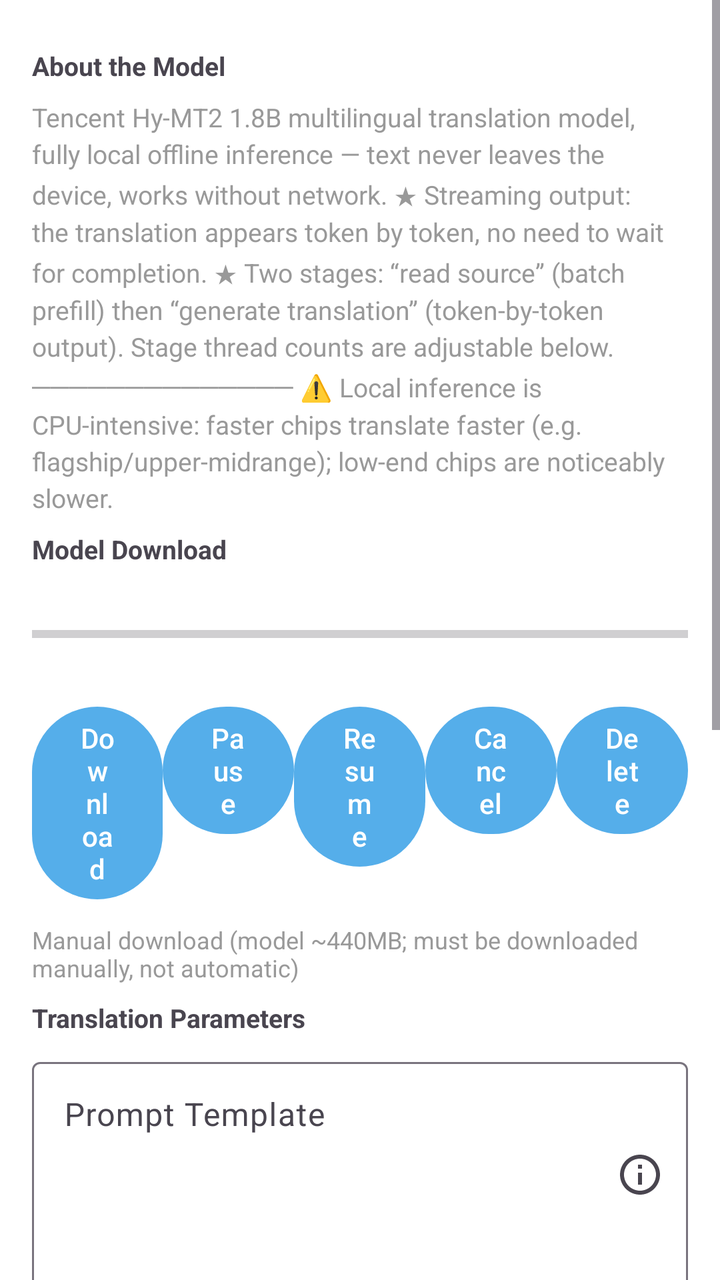
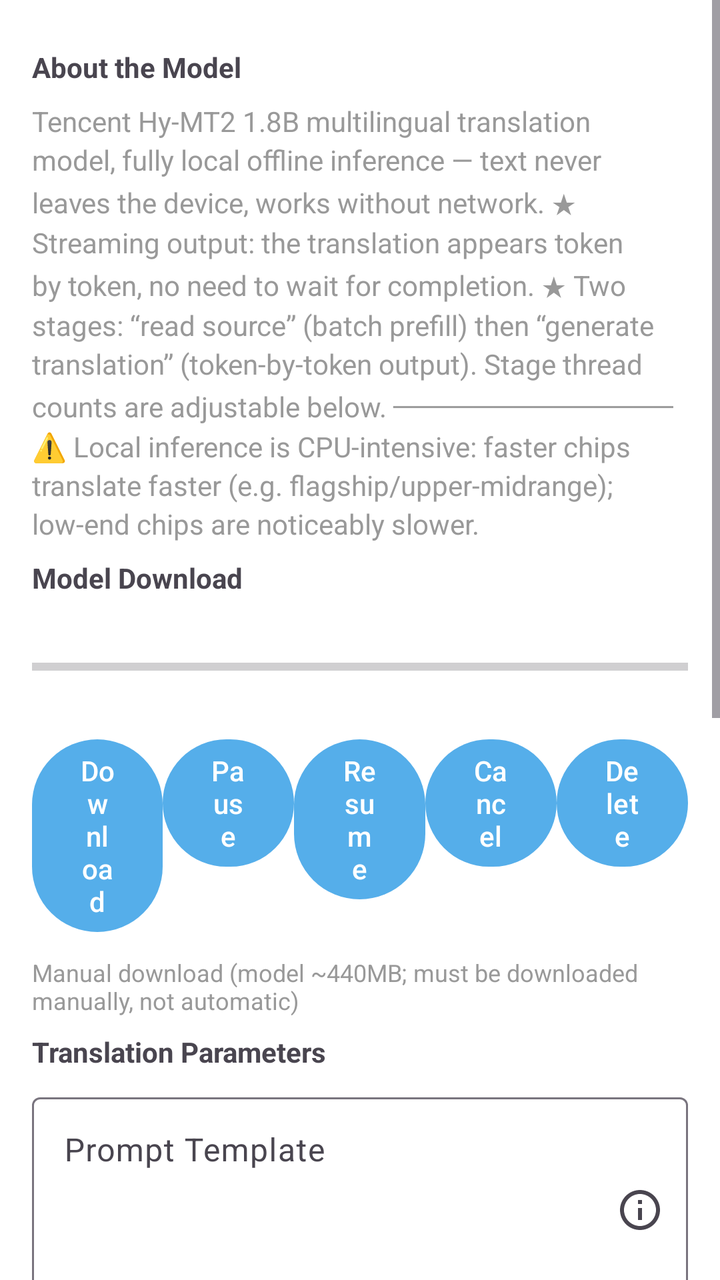

Screens rendered from an Android XML layout before and after an edit, with the pre-edit source and the edit as a unified diff.
<!-- AndroidManifest.xml: application theme Theme.MT -->
<!-- res/layout/fragment_hymt2_detail.xml -->
<?xml version="1.0" encoding="utf-8"?>
<ScrollView xmlns:android="http://schemas.android.com/apk/res/android"
    xmlns:app="http://schemas.android.com/apk/res-auto"
    android:layout_width="match_parent"
    android:layout_height="match_parent"
    android:fillViewport="true">

    <LinearLayout
        android:layout_width="match_parent"
        android:layout_height="wrap_content"
        android:orientation="vertical"
        android:padding="16dp">

        
        <TextView
            android:id="@+id/introTitle"
            android:layout_width="match_parent"
            android:layout_height="wrap_content"
            android:paddingVertical="8dp"
            android:text="@string/hymt2_section_intro"
            android:textSize="13sp"
            android:textStyle="bold" />

        <TextView
            android:id="@+id/introText"
            android:layout_width="match_parent"
            android:layout_height="wrap_content"
            android:lineSpacingExtra="3dp"
            android:text="@string/hymt2_intro"
            android:textColor="@color/text_tertiary"
            android:textSize="13sp" />

        
        <TextView
            android:id="@+id/downloadTitle"
            android:layout_width="match_parent"
            android:layout_height="wrap_content"
            android:paddingVertical="8dp"
            android:text="@string/hymt2_section_download"
            android:textSize="13sp"
            android:textStyle="bold" />

        <TextView
            android:id="@+id/statusText"
            android:layout_width="match_parent"
            android:layout_height="wrap_content"
            android:textColor="@color/text_tertiary"
            android:textSize="13sp" />

        <ProgressBar
            android:id="@+id/progressBar"
            style="?android:attr/progressBarStyleHorizontal"
            android:layout_width="match_parent"
            android:layout_height="wrap_content"
            android:max="100" />

        <TextView
            android:id="@+id/progressText"
            android:layout_width="match_parent"
            android:layout_height="wrap_content"
            android:textSize="12sp" />

        <LinearLayout
            android:layout_width="match_parent"
            android:layout_height="wrap_content"
            android:layout_marginTop="8dp"
            android:orientation="horizontal">

            <Button
                android:id="@+id/downloadButton"
                android:layout_width="0dp"
                android:layout_height="wrap_content"
                android:layout_weight="1"
                android:text="@string/download" />

            <Button
                android:id="@+id/pauseButton"
                android:layout_width="0dp"
                android:layout_height="wrap_content"
                android:layout_weight="1"
                android:text="@string/pause" />

            <Button
                android:id="@+id/resumeButton"
                android:layout_width="0dp"
                android:layout_height="wrap_content"
                android:layout_weight="1"
                android:text="@string/resume" />

            <Button
                android:id="@+id/cancelButton"
                android:layout_width="0dp"
                android:layout_height="wrap_content"
                android:layout_weight="1"
                android:text="@string/cancel" />

            <Button
                android:id="@+id/deleteButton"
                android:layout_width="0dp"
                android:layout_height="wrap_content"
                android:layout_weight="1"
                android:text="@string/delete" />
        </LinearLayout>

        <TextView
            android:id="@+id/download_hand_Text"
            android:layout_width="match_parent"
            android:layout_height="wrap_content"
            android:paddingTop="8dp"
            android:text="@string/hymt2_download_help"
            android:textColor="@color/text_tertiary"
            android:textSize="12sp" />

        
        <TextView
            android:id="@+id/paramsTitle"
            android:layout_width="match_parent"
            android:layout_height="wrap_content"
            android:paddingVertical="8dp"
            android:text="@string/hymt2_section_params"
            android:textSize="13sp"
            android:textStyle="bold" />

        
        <com.google.android.material.textfield.TextInputLayout
            android:id="@+id/promptInput"
            style="@style/Widget.Material3.TextInputLayout.OutlinedBox"
            android:layout_width="match_parent"
            android:layout_height="wrap_content"
            android:hint="@string/hymt2_prompt_label"
            app:endIconMode="custom"
            app:endIconDrawable="@drawable/ic_param_info">

            <EditText
                android:id="@+id/promptEdit"
                android:layout_width="match_parent"
                android:layout_height="wrap_content"
                android:gravity="top"
                android:inputType="textMultiLine"
                android:minLines="4" />
        </com.google.android.material.textfield.TextInputLayout>

        
        <LinearLayout
            android:layout_width="match_parent"
            android:layout_height="wrap_content"
            android:layout_marginTop="12dp"
            android:orientation="horizontal">

            <com.google.android.material.textfield.TextInputLayout
                android:id="@+id/threadsInput"
                style="@style/Widget.Material3.TextInputLayout.OutlinedBox"
                android:layout_width="0dp"
                android:layout_height="wrap_content"
                android:layout_marginEnd="8dp"
                android:layout_weight="1"
                android:hint="@string/hymt2_threads_label"
                app:endIconMode="custom"
                app:endIconDrawable="@drawable/ic_param_info">

                <EditText
                    android:id="@+id/threadsEdit"
                    android:layout_width="match_parent"
                    android:layout_height="wrap_content"
                    android:inputType="number" />
            </com.google.android.material.textfield.TextInputLayout>

            <com.google.android.material.textfield.TextInputLayout
                android:id="@+id/batchThreadsInput"
                style="@style/Widget.Material3.TextInputLayout.OutlinedBox"
                android:layout_width="0dp"
                android:layout_height="wrap_content"
                android:layout_weight="1"
                android:hint="@string/hymt2_batch_threads_label"
                app:endIconMode="custom"
                app:endIconDrawable="@drawable/ic_param_info">

                <EditText
                    android:id="@+id/batchThreadsEdit"
                    android:layout_width="match_parent"
                    android:layout_height="wrap_content"
                    android:inputType="number" />
            </com.google.android.material.textfield.TextInputLayout>
        </LinearLayout>

        
        <com.google.android.material.textfield.TextInputLayout
            android:id="@+id/contextInput"
            style="@style/Widget.Material3.TextInputLayout.OutlinedBox.ExposedDropdownMenu"
            android:layout_width="match_parent"
            android:layout_height="wrap_content"
            android:layout_marginTop="12dp"
            android:hint="@string/hymt2_context_label"
            app:endIconMode="custom"
            app:endIconDrawable="@drawable/ic_param_info">

            <com.google.android.material.textfield.MaterialAutoCompleteTextView
                android:id="@+id/contextSelect"
                android:layout_width="match_parent"
                android:layout_height="wrap_content"
                android:inputType="none" />
        </com.google.android.material.textfield.TextInputLayout>

        
        <TextView
            android:layout_width="match_parent"
            android:layout_height="wrap_content"
            android:paddingVertical="14dp"
            android:text="@string/hymt2_sample_subtitle"
            android:textSize="13sp"
            android:textStyle="bold" />

        
        <LinearLayout
            android:layout_width="match_parent"
            android:layout_height="wrap_content"
            android:orientation="horizontal">

            <com.google.android.material.textfield.TextInputLayout
                android:id="@+id/tempInput"
                style="@style/Widget.Material3.TextInputLayout.OutlinedBox"
                android:layout_width="0dp"
                android:layout_height="wrap_content"
                android:layout_marginEnd="8dp"
                android:layout_weight="1"
                android:hint="@string/hymt2_temp_label"
                app:endIconMode="custom"
                app:endIconDrawable="@drawable/ic_param_info">

                <EditText
                    android:id="@+id/tempEdit"
                    android:layout_width="match_parent"
                    android:layout_height="wrap_content"
                    android:inputType="numberDecimal" />
            </com.google.android.material.textfield.TextInputLayout>

            <com.google.android.material.textfield.TextInputLayout
                android:id="@+id/topPInput"
                style="@style/Widget.Material3.TextInputLayout.OutlinedBox"
                android:layout_width="0dp"
                android:layout_height="wrap_content"
                android:layout_weight="1"
                android:hint="@string/hymt2_top_p_label"
                app:endIconMode="custom"
                app:endIconDrawable="@drawable/ic_param_info">

                <EditText
                    android:id="@+id/topPEdit"
                    android:layout_width="match_parent"
                    android:layout_height="wrap_content"
                    android:inputType="numberDecimal" />
            </com.google.android.material.textfield.TextInputLayout>
        </LinearLayout>

        
        <LinearLayout
            android:layout_width="match_parent"
            android:layout_height="wrap_content"
            android:layout_marginTop="12dp"
            android:orientation="horizontal">

            <com.google.android.material.textfield.TextInputLayout
                android:id="@+id/topKInput"
                style="@style/Widget.Material3.TextInputLayout.OutlinedBox"
                android:layout_width="0dp"
                android:layout_height="wrap_content"
                android:layout_marginEnd="8dp"
                android:layout_weight="1"
                android:hint="@string/hymt2_top_k_label"
                app:endIconMode="custom"
                app:endIconDrawable="@drawable/ic_param_info">

                <EditText
                    android:id="@+id/topKEdit"
                    android:layout_width="match_parent"
                    android:layout_height="wrap_content"
                    android:inputType="number" />
            </com.google.android.material.textfield.TextInputLayout>

            <com.google.android.material.textfield.TextInputLayout
                android:id="@+id/repPenaltyInput"
                style="@style/Widget.Material3.TextInputLayout.OutlinedBox"
                android:layout_width="0dp"
                android:layout_height="wrap_content"
                android:layout_weight="1"
                android:hint="@string/hymt2_rep_penalty_label"
                app:endIconMode="custom"
                app:endIconDrawable="@drawable/ic_param_info">

                <EditText
                    android:id="@+id/repPenaltyEdit"
                    android:layout_width="match_parent"
                    android:layout_height="wrap_content"
                    android:inputType="numberDecimal" />
            </com.google.android.material.textfield.TextInputLayout>
        </LinearLayout>

        
        <com.google.android.material.textfield.TextInputLayout
            android:id="@+id/maxTokensInput"
            style="@style/Widget.Material3.TextInputLayout.OutlinedBox"
            android:layout_width="match_parent"
            android:layout_height="wrap_content"
            android:layout_marginTop="12dp"
            android:hint="@string/hymt2_max_tokens_label"
            app:endIconMode="custom"
            app:endIconDrawable="@drawable/ic_param_info">

            <EditText
                android:id="@+id/maxTokensEdit"
                android:layout_width="match_parent"
                android:layout_height="wrap_content"
                android:inputType="number" />
        </com.google.android.material.textfield.TextInputLayout>

        <Button
            android:id="@+id/saveButton"
            android:layout_width="match_parent"
            android:layout_height="wrap_content"
            android:layout_marginTop="16dp"
            android:text="@string/hymt2_save_params" />
    </LinearLayout>
</ScrollView>
<!-- resources referenced by this layout -->
<resources>
  <color name="text_tertiary">#999999</color>
  <!-- drawable ic_param_info (drawable) -->
  <?xml version="1.0" encoding="utf-8"?>
  <vector xmlns:android="http://schemas.android.com/apk/res/android"
      android:width="24dp"
      android:height="24dp"
      android:viewportWidth="24"
      android:viewportHeight="24"
      android:tint="?attr/colorControlNormal">
      <path
          android:fillColor="#FF000000"
          android:pathData="M11,17h2v-6h-2v6zM12,2C6.48,2 2,6.48 2,12s4.48,10 10,10 10,-4.48 10,-10S17.52,2 12,2zM12,20c-4.41,0 -8,-3.59 -8,-8s3.59,-8 8,-8 8,3.59 8,8 -3.59,8 -8,8zM11,9h2L13,7h-2v2z" />
  </vector>
  <string name="cancel">Cancel</string>
  <string name="delete">Delete</string>
  <string name="download">Download</string>
  <string name="hymt2_batch_threads_label">Batch Threads</string>
  <string name="hymt2_context_label">Context Length</string>
  <string name="hymt2_download_help">Manual download (model ~440MB; must be downloaded manually, not automatic)</string>
  <string name="hymt2_intro">Tencent Hy-MT2 1.8B multilingual translation model, fully local offline inference — text never leaves the device, works without network.
  
  ★ Streaming output: the translation appears token by token, no need to wait for completion.
  ★ Two stages: “read source” (batch prefill) then “generate translation” (token-by-token output). Stage thread counts are adjustable below.
  
  ──────────────
  ⚠️ Local inference is CPU-intensive: faster chips translate faster (e.g. flagship/upper-midrange); low-end chips are noticeably slower.</string>
  <string name="hymt2_max_tokens_label">max_tokens</string>
  <string name="hymt2_prompt_label">Prompt Template</string>
  <string name="hymt2_rep_penalty_label">repetition_penalty</string>
  <string name="hymt2_sample_subtitle">Sampling Parameters</string>
  <string name="hymt2_save_params">Save Parameters</string>
  <string name="hymt2_section_download">Model Download</string>
  <string name="hymt2_section_intro">About the Model</string>
  <string name="hymt2_section_params">Translation Parameters</string>
  <string name="hymt2_temp_label">temperature</string>
  <string name="hymt2_threads_label">Generation Threads</string>
  <string name="hymt2_top_k_label">top_k</string>
  <string name="hymt2_top_p_label">top_p</string>
  <string name="pause">Pause</string>
  <string name="resume">Resume</string>
  <style name="Theme.MT" parent="Base.Theme.MT">
          
          <item name="android:navigationBarColor">@android:color/transparent</item>
          <item name="android:statusBarColor">@android:color/transparent</item>
          <item name="android:windowLightStatusBar">?attr/isLightTheme</item>
      </style>
  <style name="Base.Theme.MT" parent="Theme.Material3.DayNight.NoActionBar">
          <item name="colorPrimary">@color/primary</item>
          <item name="preferenceTheme">@style/AppPreferenceTheme</item>
          <item name="android:windowBackground">@color/surface</item>
          <item name="android:navigationBarColor">
              @android:color/transparent
          </item>
          <item name="android:enforceNavigationBarContrast">false</item>
          <item name="android:enforceStatusBarContrast">false</item>
      </style>
  <color name="primary">#55AEEA</color>
  <style name="AppPreferenceTheme" parent="@style/PreferenceThemeOverlay">
          <item name="android:preferenceStyle">@style/AppPrefStyle</item>
      </style>
  <color name="surface">#FFFFFF</color>
  <style name="AppPrefStyle">
          <item name="android:layout">@layout/preference_item_fit</item>
      </style>
</resources>

<!-- the commit's change to res/layout/fragment_hymt2_detail.xml (unified diff, before → after) -->
@@ -18,7 +18,7 @@
             android:layout_height="wrap_content"
             android:paddingVertical="8dp"
             android:text="@string/hymt2_section_intro"
-            android:textSize="13sp"
+            android:textSize="14sp"
             android:textStyle="bold" />
 
         <TextView
@@ -28,7 +28,7 @@
             android:lineSpacingExtra="3dp"
             android:text="@string/hymt2_intro"
             android:textColor="@color/text_tertiary"
-            android:textSize="13sp" />
+            android:textSize="14sp" />
 
         
         <TextView
@@ -37,7 +37,7 @@
             android:layout_height="wrap_content"
             android:paddingVertical="8dp"
             android:text="@string/hymt2_section_download"
-            android:textSize="13sp"
+            android:textSize="14sp"
             android:textStyle="bold" />
 
         <TextView
@@ -45,7 +45,7 @@
             android:layout_width="match_parent"
             android:layout_height="wrap_content"
             android:textColor="@color/text_tertiary"
-            android:textSize="13sp" />
+            android:textSize="14sp" />
 
         <ProgressBar
             android:id="@+id/progressBar"
@@ -118,7 +118,7 @@
             android:layout_height="wrap_content"
             android:paddingVertical="8dp"
             android:text="@string/hymt2_section_params"
-            android:textSize="13sp"
+            android:textSize="14sp"
             android:textStyle="bold" />
 
         
@@ -207,7 +207,7 @@
             android:layout_height="wrap_content"
             android:paddingVertical="14dp"
             android:text="@string/hymt2_sample_subtitle"
-            android:textSize="13sp"
+            android:textSize="14sp"
             android:textStyle="bold" />
 
         
